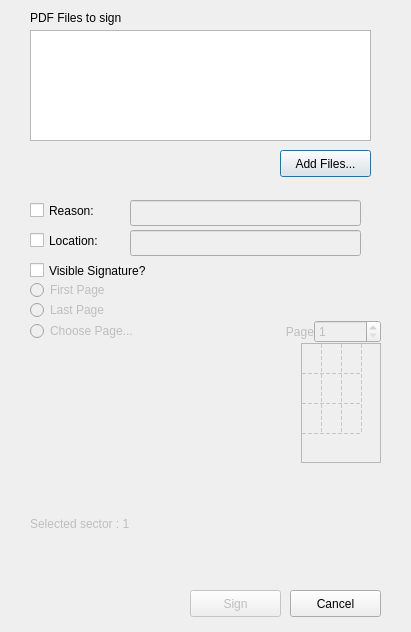
The window that pteid-mw-pt/_src/eidmw/eidgui/PDFSignWindow.ui (amagovpt/autenticacao.gov) describes before a commit, drawn with Qt 5.
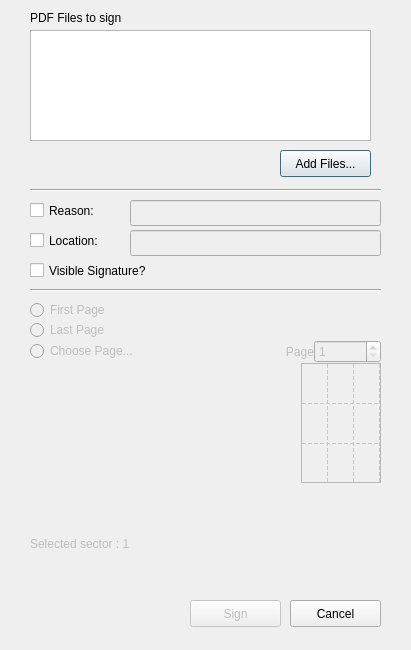
The same window after the commit. Custom widgets are drawn as their Qt base class.

Commit message: Implement Batch PDF Signing in eidlib and the GUI with progressbar Remove the temporary check-box on dlgSignature

The edit to the form file:
```diff
--- a/pteid-mw-pt/_src/eidmw/eidgui/PDFSignWindow.ui
+++ b/pteid-mw-pt/_src/eidmw/eidgui/PDFSignWindow.ui
@@ -7,7 +7,7 @@
     <x>0</x>
     <y>0</y>
     <width>411</width>
-    <height>632</height>
+    <height>650</height>
    </rect>
   </property>
   <property name="sizePolicy">
@@ -90,7 +90,7 @@
     <property name="geometry">
      <rect>
       <x>190</x>
-      <y>590</y>
+      <y>600</y>
       <width>91</width>
       <height>27</height>
      </rect>
@@ -107,7 +107,7 @@
      <rect>
       <x>130</x>
       <y>200</y>
-      <width>231</width>
+      <width>251</width>
       <height>26</height>
      </rect>
     </property>
@@ -120,7 +120,7 @@
      <rect>
       <x>130</x>
       <y>230</y>
-      <width>231</width>
+      <width>251</width>
       <height>26</height>
      </rect>
     </property>
@@ -129,7 +129,7 @@
     <property name="geometry">
      <rect>
       <x>30</x>
-      <y>280</y>
+      <y>300</y>
       <width>351</width>
       <height>304</height>
      </rect>
@@ -236,7 +236,7 @@
           <string/>
          </property>
          <property name="alignment">
-          <set>Qt::AlignRight|Qt::AlignTrailing|Qt::AlignVCenter</set>
+          <set>Qt::AlignLeading|Qt::AlignLeft|Qt::AlignVCenter</set>
          </property>
         </widget>
        </item>
@@ -301,7 +301,7 @@
           <bool>false</bool>
          </attribute>
          <attribute name="horizontalHeaderDefaultSectionSize">
-          <number>20</number>
+          <number>26</number>
          </attribute>
          <attribute name="horizontalHeaderMinimumSectionSize">
           <number>10</number>
@@ -309,8 +309,11 @@
          <attribute name="verticalHeaderVisible">
           <bool>false</bool>
          </attribute>
+         <attribute name="verticalHeaderDefaultSectionSize">
+          <number>40</number>
+         </attribute>
          <attribute name="verticalHeaderMinimumSectionSize">
-          <number>10</number>
+          <number>15</number>
          </attribute>
          <row/>
          <row/>
@@ -341,7 +344,7 @@
     <property name="geometry">
      <rect>
       <x>290</x>
-      <y>590</y>
+      <y>600</y>
       <width>91</width>
       <height>27</height>
      </rect>
@@ -376,8 +379,41 @@
      <string>Location:</string>
     </property>
    </widget>
+   <widget class="Line" name="line">
+    <property name="geometry">
+     <rect>
+      <x>30</x>
+      <y>180</y>
+      <width>351</width>
+      <height>20</height>
+     </rect>
+    </property>
+    <property name="orientation">
+     <enum>Qt::Horizontal</enum>
+    </property>
+   </widget>
+   <widget class="Line" name="line_2">
+    <property name="geometry">
+     <rect>
+      <x>30</x>
+      <y>280</y>
+      <width>351</width>
+      <height>20</height>
+     </rect>
+    </property>
+    <property name="orientation">
+     <enum>Qt::Horizontal</enum>
+    </property>
+   </widget>
   </widget>
  </widget>
+ <customwidgets>
+  <customwidget>
+   <class>MyListView</class>
+   <extends>QListView</extends>
+   <header>mylistview.h</header>
+  </customwidget>
+ </customwidgets>
  <resources/>
  <connections/>
 </ui>
```
Left out of the diff: 2 changed lines with no effect on the pictures. The commit also changes 5 other files.
